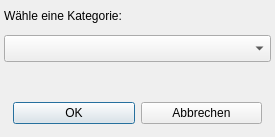
Qt form src/category_popup.ui (sera619/PassTreasure) before a commit.
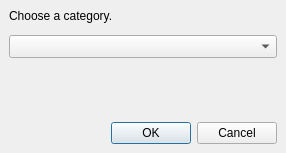
The same form after that commit.

Diff of the .ui file:
```diff
--- a/src/category_popup.ui
+++ b/src/category_popup.ui
@@ -6,8 +6,8 @@
    <rect>
     <x>0</x>
     <y>0</y>
-    <width>275</width>
-    <height>137</height>
+    <width>286</width>
+    <height>153</height>
    </rect>
   </property>
   <property name="windowTitle">
@@ -39,21 +39,21 @@
        <number>12</number>
       </property>
       <property name="leftMargin">
-       <number>4</number>
+       <number>9</number>
       </property>
       <property name="topMargin">
        <number>9</number>
       </property>
       <property name="rightMargin">
-       <number>4</number>
+       <number>9</number>
       </property>
       <property name="bottomMargin">
-       <number>4</number>
+       <number>9</number>
       </property>
       <item>
        <widget class="QLabel" name="label">
         <property name="text">
-         <string>Wähle eine Kategorie:</string>
+         <string>Choose a category.</string>
         </property>
        </widget>
       </item>
@@ -62,7 +62,7 @@
         <property name="font">
          <font>
           <family>Segoe UI</family>
-          <pointsize>12</pointsize>
+          <pointsize>10</pointsize>
           <italic>false</italic>
           <bold>false</bold>
          </font>
@@ -71,7 +71,7 @@
          <string notr="true">font: 12pt &quot;Segoe UI&quot;;</string>
         </property>
         <property name="placeholderText">
-         <string>select category</string>
+         <string>Select a category...</string>
         </property>
        </widget>
       </item>
@@ -91,6 +91,31 @@
       <item>
        <widget class="QFrame" name="btnFrame">
         <layout class="QHBoxLayout" name="horizontalLayout">
+         <property name="leftMargin">
+          <number>0</number>
+         </property>
+         <property name="topMargin">
+          <number>0</number>
+         </property>
+         <property name="rightMargin">
+          <number>0</number>
+         </property>
+         <property name="bottomMargin">
+          <number>0</number>
+         </property>
+         <item>
+          <spacer name="horizontalSpacer">
+           <property name="orientation">
+            <enum>Qt::Orientation::Horizontal</enum>
+           </property>
+           <property name="sizeHint" stdset="0">
+            <size>
+             <width>40</width>
+             <height>20</height>
+            </size>
+           </property>
+          </spacer>
+         </item>
          <item>
           <widget class="QPushButton" name="btnOK">
            <property name="text">
@@ -101,7 +126,7 @@
          <item>
           <widget class="QPushButton" name="btnCancel">
            <property name="text">
-            <string>Abbrechen</string>
+            <string>Cancel</string>
            </property>
           </widget>
          </item>
```
Left out of the diff: 4 changed lines with no effect on the pictures.
